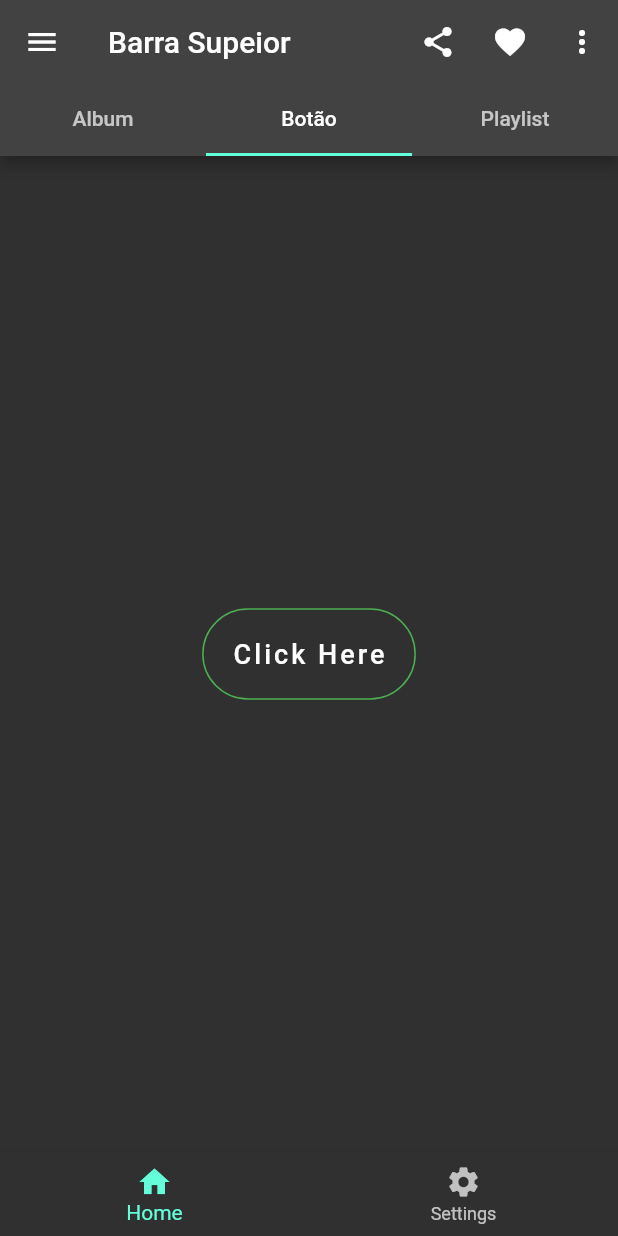
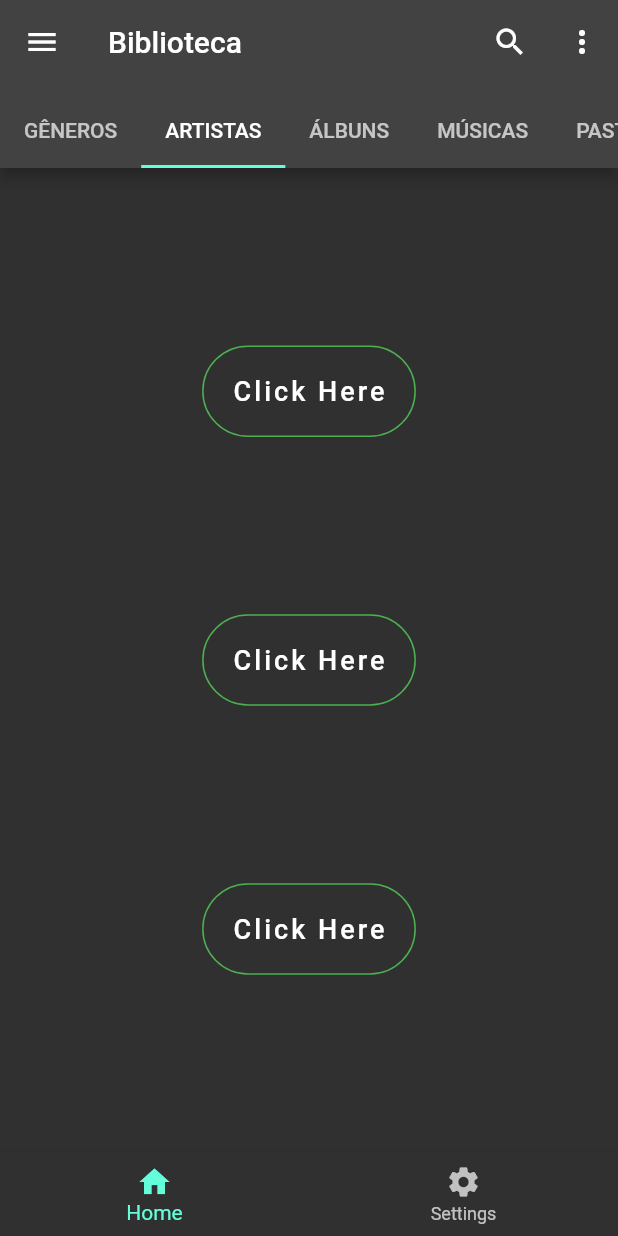
Before and after one commit to Mauricio-Silva/FirstApp, a Flutter app: the screen it shows after launch, on a phone screen of 412 x 824 dp. Run offline on Flutter 3.47's test engine with Material 2 defaults, Android fonts, the phone set to English and light mode, and no system bars.

Commit message:
Aula_02_05_2022

```diff
--- a/lib/main.dart
+++ b/lib/main.dart
@@ -1,5 +1,8 @@
 import 'package:flutter/material.dart';
-import 'package:meuapp/little_button.dart';
+import 'package:meuapp/x_app_bar.dart';
+import 'package:meuapp/x_body.dart';
+import 'package:meuapp/x_bottom_nav_bar.dart';
+import 'package:meuapp/x_drawer.dart';
 
 void main() {
   runApp(const FirstApp());
@@ -14,107 +17,15 @@ class FirstApp extends StatelessWidget {
       debugShowCheckedModeBanner: false,
       theme: ThemeData(
         brightness: Brightness.dark,
-        // primarySwatch: Colors.red,
       ),
-      home: DefaultTabController(
+      home: const DefaultTabController(
         initialIndex: 1,
-        length: 3,
+        length: 6,
         child: Scaffold(
-          //=======================================================[ App Bar ]===-->
-          appBar: AppBar(
-            //====================================[ Leading ]===-->
-            leading: Builder(
-              builder: (BuildContext context) {
-                return IconButton(
-                  icon: const Icon(Icons.menu),
-                  onPressed: () {
-                    Scaffold.of(context).openDrawer();
-                  },
-                );
-              },
-            ),
-            //======================================[ Title ]===-->
-            title: const Text("Barra Supeior"),
-            //====================================[ Actions ]===-->
-            actions: [
-              IconButton(
-                icon: const Icon(Icons.share),
-                tooltip: "Share",
-                onPressed: () {},
-              ),
-              IconButton(
-                icon: const Icon(Icons.favorite),
-                tooltip: "Favorite",
-                onPressed: () {},
-              ),
-              IconButton(
-                icon: const Icon(Icons.more_vert),
-                tooltip: "MoreVert",
-                onPressed: () {},
-              ),
-            ],
-            //=====================================[ Bottom ]===-->
-            bottom: const TabBar(
-              tabs: <Widget>[
-                Tab(icon: Text("Album")),
-                Tab(icon: Text("Botão")),
-                Tab(icon: Text("Playlist")),
-              ],
-            ),
-          ),
-          //==========================================================[ Body ]===-->
-          body: TabBarView(
-            children: <Widget>[
-              const Center(
-                child: Text("The Album is Here!"),
-              ),
-              Container(
-                alignment: Alignment.center,
-                child: const LittleButton(),
-              ),
-              const Center(
-                child: Text("The Playlist is Here!"),
-              ),
-            ],
-          ),
-          //========================================================[ Drawer ]===-->
-          drawer: Drawer(
-            child: ListView(
-              padding: EdgeInsets.zero,
-              children: const <Widget>[
-                DrawerHeader(
-                  decoration: BoxDecoration(color: Colors.blue),
-                  child: Text('Drawer Header',
-                      style: TextStyle(color: Colors.white, fontSize: 24)),
-                ),
-                ListTile(
-                  leading: Icon(Icons.message),
-                  title: Text('Messages'),
-                ),
-                ListTile(
-                  leading: Icon(Icons.account_circle),
-                  title: Text('Profile'),
-                ),
-                ListTile(
-                  leading: Icon(Icons.settings),
-                  title: Text('Settings'),
-                ),
-              ],
-            ),
-          ),
-          //=========================================[ Bottom Navigation Bar ]===-->
-          bottomNavigationBar: BottomNavigationBar(
-            items: const <BottomNavigationBarItem>[
-              BottomNavigationBarItem(
-                icon: Icon(Icons.home),
-                label: 'Home',
-              ),
-              BottomNavigationBarItem(
-                icon: Icon(Icons.settings),
-                label: 'Settings',
-              )
-            ],
-          ),
+          appBar: XAppBar(),
+          body: XBody(),
+          drawer: XDrawer(),
+          bottomNavigationBar: XBottomNavBar(),
         ),
       ),
     );
--- /dev/null
+++ b/lib/x_app_bar.dart
@@ -0,0 +1,53 @@
+import 'package:flutter/material.dart';
+
+class XAppBar extends StatelessWidget implements PreferredSizeWidget {
+  const XAppBar({Key? key}) : super(key: key);
+
+  @override
+  Widget build(BuildContext context) {
+    return AppBar(
+      //====================================[ Leading ]===-->
+      // leading: Builder(
+      //   builder: (BuildContext context) {
+      //     return IconButton(
+      //       icon: const Icon(Icons.menu),
+      //       onPressed: () {
+      //         Scaffold.of(context).openDrawer();
+      //       },
+      //     );
+      //   },
+      // ),
+      //======================================[ Title ]===-->
+      title: const Text("Biblioteca"),
+      //====================================[ Actions ]===-->
+      actions: [
+        IconButton(
+          icon: const Icon(Icons.search),
+          tooltip: "Search",
+          onPressed: () {},
+        ),
+        IconButton(
+          icon: const Icon(Icons.more_vert),
+          tooltip: "MoreVert",
+          onPressed: () {},
+        ),
+      ],
+      //=====================================[ Bottom ]===-->
+      bottom: const TabBar(
+        tabs: <Widget>[
+          Tab(icon: Text("GÊNEROS")),
+          Tab(icon: Text("ARTISTAS")),
+          Tab(icon: Text("ÁLBUNS")),
+          Tab(icon: Text("MÚSICAS")),
+          Tab(icon: Text("PASTAS")),
+          Tab(icon: Text("PLAYLISTS")),
+        ],
+        isScrollable: true,
+      ),
+    );
+  }
+
+  @override
+  Size get preferredSize =>
+      const Size.fromHeight(kToolbarHeight + kBottomNavigationBarHeight);
+}
--- /dev/null
+++ b/lib/x_body.dart
@@ -0,0 +1,44 @@
+import 'package:flutter/material.dart';
+import 'package:meuapp/little_button.dart';
+
+class XBody extends StatelessWidget {
+  const XBody({Key? key}) : super(key: key);
+
+  @override
+  Widget build(BuildContext context) {
+    return TabBarView(
+      children: <Widget>[
+        Column(
+          mainAxisAlignment: MainAxisAlignment.start,
+          children: [
+            Row(
+              mainAxisAlignment: MainAxisAlignment.spaceBetween,
+              children: const <Widget>[
+                Text("Rock"),
+                Icon(Icons.more_vert),
+              ],
+            ),
+            Row(
+              mainAxisAlignment: MainAxisAlignment.spaceBetween,
+              children: const <Widget>[
+                Text("Pop"),
+                Icon(Icons.more_vert),
+              ],
+            ),
+          ],
+        ),
+        Column(
+          mainAxisAlignment: MainAxisAlignment.spaceEvenly,
+          children: const [
+            LittleButton(),
+            LittleButton(),
+            LittleButton(),
+          ],
+        ),
+        const Center(
+          child: Text("The Playlist is Here!"),
+        ),
+      ],
+    );
+  }
+}
--- /dev/null
+++ b/lib/x_bottom_nav_bar.dart
@@ -0,0 +1,21 @@
+import 'package:flutter/material.dart';
+
+class XBottomNavBar extends StatelessWidget {
+  const XBottomNavBar({Key? key}) : super(key: key);
+
+  @override
+  Widget build(BuildContext context) {
+    return BottomNavigationBar(
+      items: const <BottomNavigationBarItem>[
+        BottomNavigationBarItem(
+          icon: Icon(Icons.home),
+          label: 'Home',
+        ),
+        BottomNavigationBarItem(
+          icon: Icon(Icons.settings),
+          label: 'Settings',
+        )
+      ],
+    );
+  }
+}
--- /dev/null
+++ b/lib/x_drawer.dart
@@ -0,0 +1,33 @@
+import 'package:flutter/material.dart';
+
+class XDrawer extends StatelessWidget {
+  const XDrawer({Key? key}) : super(key: key);
+
+  @override
+  Widget build(BuildContext context) {
+    return Drawer(
+      child: ListView(
+        padding: EdgeInsets.zero,
+        children: const <Widget>[
+          DrawerHeader(
+            decoration: BoxDecoration(color: Colors.blue),
+            child: Text('Drawer Header',
+                style: TextStyle(color: Colors.white, fontSize: 24)),
+          ),
+          ListTile(
+            leading: Icon(Icons.message),
+            title: Text('Messages'),
+          ),
+          ListTile(
+            leading: Icon(Icons.account_circle),
+            title: Text('Profile'),
+          ),
+          ListTile(
+            leading: Icon(Icons.settings),
+            title: Text('Settings'),
+          ),
+        ],
+      ),
+    );
+  }
+}
```
